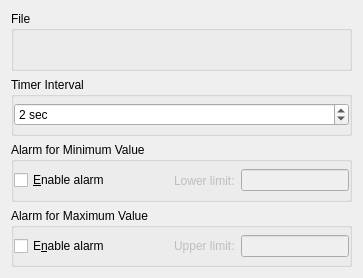
Qt form gui/SensorDisplayLib/SensorLoggerDlgWidget.ui (KDE/ksysguard) before a commit.
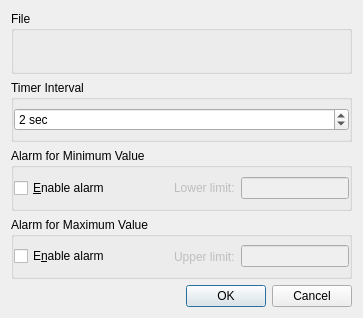
The same form after that commit. Custom widgets are drawn as their Qt base class.

Commit message: Port from KDialog to QDialog

Patch:
```diff
--- a/gui/SensorDisplayLib/SensorLoggerDlgWidget.ui
+++ b/gui/SensorDisplayLib/SensorLoggerDlgWidget.ui
@@ -7,7 +7,7 @@
     <x>0</x>
     <y>0</y>
     <width>363</width>
-    <height>278</height>
+    <height>318</height>
    </rect>
   </property>
   <layout class="QVBoxLayout">
@@ -218,6 +218,13 @@
      </layout>
     </widget>
    </item>
+   <item>
+    <widget class="QDialogButtonBox" name="buttonBox">
+     <property name="standardButtons">
+      <set>QDialogButtonBox::Cancel|QDialogButtonBox::Ok</set>
+     </property>
+    </widget>
+   </item>
   </layout>
  </widget>
  <customwidgets>
```
The commit also changes 17 other files.
